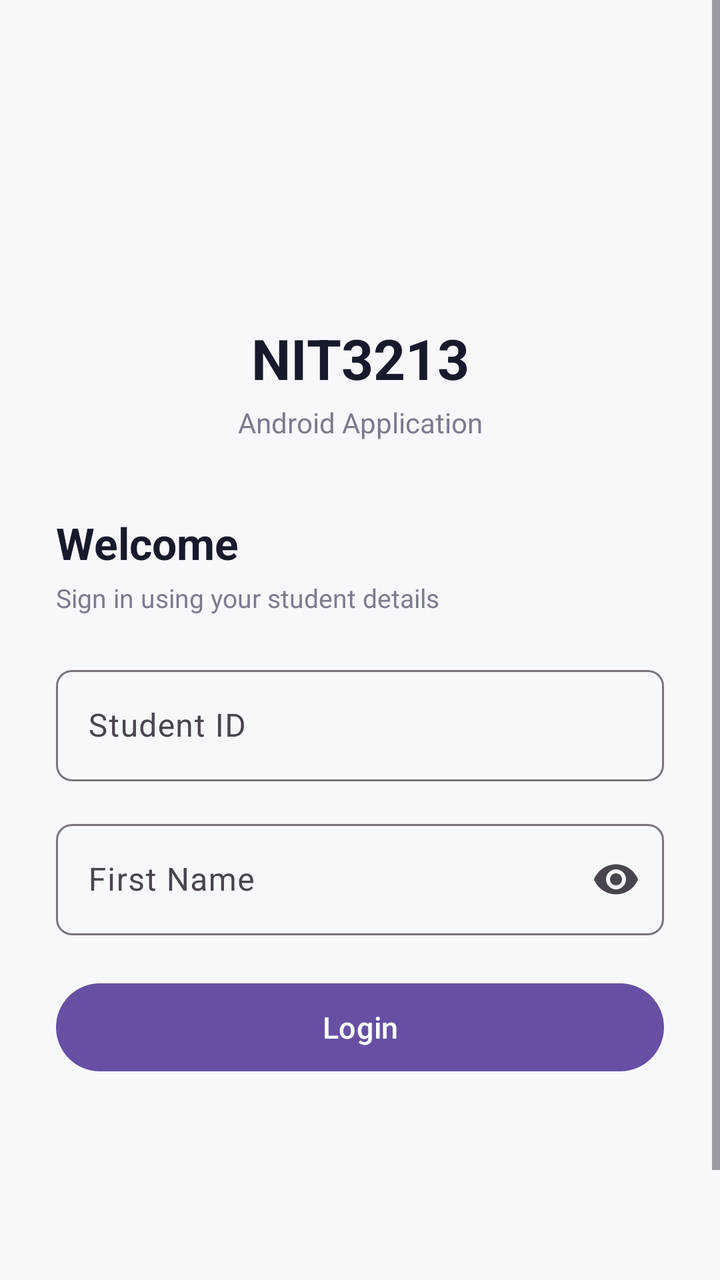
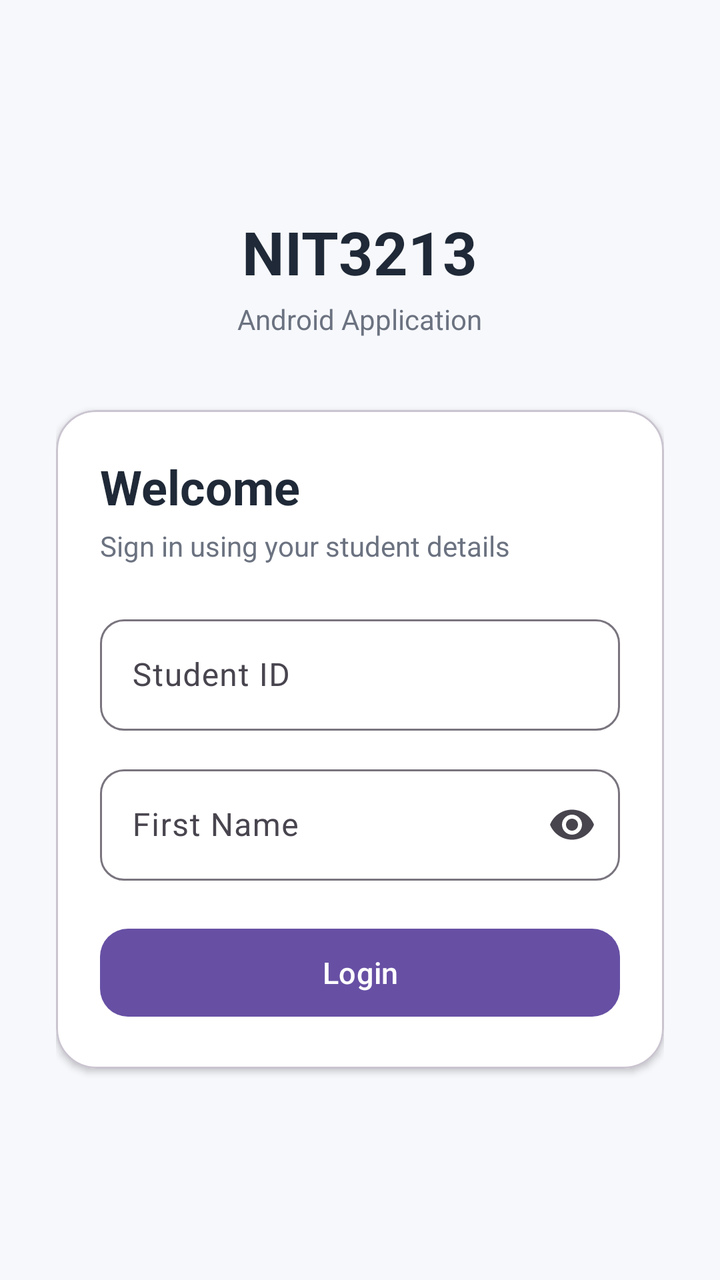

Screens rendered from an Android XML layout before and after an edit, with the pre-edit source and the edit as a unified diff.
<!-- AndroidManifest.xml: application theme Theme.NIT3213FinalProject -->
<!-- res/layout/activity_login.xml -->
<?xml version="1.0" encoding="utf-8"?>
<ScrollView
    xmlns:android="http://schemas.android.com/apk/res/android"
    xmlns:app="http://schemas.android.com/apk/res-auto"
    android:layout_width="match_parent"
    android:layout_height="match_parent"
    android:fillViewport="true"
    android:background="#F7F8FC">

    <LinearLayout
        android:layout_width="match_parent"
        android:layout_height="wrap_content"
        android:minHeight="700dp"
        android:orientation="vertical"
        android:gravity="center_vertical"
        android:paddingStart="28dp"
        android:paddingEnd="28dp"
        android:paddingTop="40dp"
        android:paddingBottom="40dp">

        
        <TextView
            android:layout_width="match_parent"
            android:layout_height="wrap_content"
            android:text="NIT3213"
            android:textSize="28sp"
            android:textStyle="bold"
            android:textColor="#171A2B"
            android:gravity="center" />

        
        <TextView
            android:layout_width="match_parent"
            android:layout_height="wrap_content"
            android:text="Android Application"
            android:textSize="14sp"
            android:textColor="#7A7D8C"
            android:gravity="center"
            android:layout_marginTop="4dp"
            android:layout_marginBottom="36dp" />

        
        <TextView
            android:layout_width="match_parent"
            android:layout_height="wrap_content"
            android:text="Welcome"
            android:textSize="22sp"
            android:textStyle="bold"
            android:textColor="#171A2B" />

        <TextView
            android:layout_width="match_parent"
            android:layout_height="wrap_content"
            android:text="Sign in using your student details"
            android:textSize="13sp"
            android:textColor="#7A7D8C"
            android:layout_marginTop="4dp"
            android:layout_marginBottom="22dp" />

        
        <com.google.android.material.textfield.TextInputLayout
            android:id="@+id/usernameLayout"
            android:layout_width="match_parent"
            android:layout_height="wrap_content"
            android:hint="Student ID"
            app:boxBackgroundMode="outline"
            app:boxCornerRadiusTopStart="8dp"
            app:boxCornerRadiusTopEnd="8dp"
            app:boxCornerRadiusBottomStart="8dp"
            app:boxCornerRadiusBottomEnd="8dp">

            <com.google.android.material.textfield.TextInputEditText
                android:id="@+id/etUsername"
                android:layout_width="match_parent"
                android:layout_height="wrap_content"
                android:inputType="number"
                android:maxLength="8"
                android:singleLine="true" />

        </com.google.android.material.textfield.TextInputLayout>

        
        <com.google.android.material.textfield.TextInputLayout
            android:id="@+id/passwordLayout"
            android:layout_width="match_parent"
            android:layout_height="wrap_content"
            android:layout_marginTop="16dp"
            android:hint="First Name"
            app:boxBackgroundMode="outline"
            app:boxCornerRadiusTopStart="8dp"
            app:boxCornerRadiusTopEnd="8dp"
            app:boxCornerRadiusBottomStart="8dp"
            app:boxCornerRadiusBottomEnd="8dp"
            app:endIconMode="password_toggle">

            <com.google.android.material.textfield.TextInputEditText
                android:id="@+id/etPassword"
                android:layout_width="match_parent"
                android:layout_height="wrap_content"
                android:inputType="textPassword"
                android:singleLine="true" />

        </com.google.android.material.textfield.TextInputLayout>

        
        <TextView
            android:id="@+id/tvError"
            android:layout_width="match_parent"
            android:layout_height="wrap_content"
            android:layout_marginTop="10dp"
            android:textColor="#B3261E"
            android:textSize="13sp"
            android:visibility="gone" />

        
        <com.google.android.material.button.MaterialButton
            android:id="@+id/btnLogin"
            android:layout_width="match_parent"
            android:layout_height="52dp"
            android:layout_marginTop="20dp"
            android:text="Login"
            android:textAllCaps="false"
            android:textSize="15sp"
            app:cornerRadius="26dp" />

        
        <ProgressBar
            android:id="@+id/progressBar"
            android:layout_width="36dp"
            android:layout_height="36dp"
            android:layout_gravity="center"
            android:layout_marginTop="20dp"
            android:visibility="gone" />

    </LinearLayout>

</ScrollView>
<!-- resources referenced by this layout -->
<resources>
  <style name="Theme.NIT3213FinalProject" parent="Base.Theme.NIT3213FinalProject" />
  <style name="Base.Theme.NIT3213FinalProject" parent="Theme.Material3.DayNight.NoActionBar">
          
          
      </style>
</resources>

<!-- the commit's change to res/layout/activity_login.xml (unified diff, before → after) -->
@@ -9,8 +9,7 @@
 
     <LinearLayout
         android:layout_width="match_parent"
-        android:layout_height="wrap_content"
-        android:minHeight="700dp"
+        android:layout_height="match_parent"
         android:orientation="vertical"
         android:gravity="center_vertical"
         android:paddingStart="28dp"
@@ -18,119 +17,127 @@
         android:paddingTop="40dp"
         android:paddingBottom="40dp">
 
-        
         <TextView
+            android:layout_width="wrap_content"
+            android:layout_height="wrap_content"
+            android:layout_gravity="center_horizontal"
+            android:text="NIT3213"
+            android:textSize="30sp"
+            android:textStyle="bold"
+            android:textColor="#1F2937" />
+
+        <TextView
+            android:layout_width="wrap_content"
+            android:layout_height="wrap_content"
+            android:layout_gravity="center_horizontal"
+            android:layout_marginTop="4dp"
+            android:text="Android Application"
+            android:textSize="14sp"
+            android:textColor="#6B7280" />
+
+        <com.google.android.material.card.MaterialCardView
             android:layout_width="match_parent"
             android:layout_height="wrap_content"
-            android:text="NIT3213"
-            android:textSize="28sp"
-            android:textStyle="bold"
-            android:textColor="#171A2B"
-            android:gravity="center" />
+            android:layout_marginTop="36dp"
+            app:cardCornerRadius="20dp"
+            app:cardElevation="2dp"
+            app:cardBackgroundColor="#FFFFFF">
 
-        
-        <TextView
-            android:layout_width="match_parent"
-            android:layout_height="wrap_content"
-            android:text="Android Application"
-            android:textSize="14sp"
-            android:textColor="#7A7D8C"
-            android:gravity="center"
-            android:layout_marginTop="4dp"
-            android:layout_marginBottom="36dp" />
-
-        
-        <TextView
-            android:layout_width="match_parent"
-            android:layout_height="wrap_content"
-            android:text="Welcome"
-            android:textSize="22sp"
-            android:textStyle="bold"
-            android:textColor="#171A2B" />
-
-        <TextView
-            android:layout_width="match_parent"
-            android:layout_height="wrap_content"
-            android:text="Sign in using your student details"
-            android:textSize="13sp"
-            android:textColor="#7A7D8C"
-            android:layout_marginTop="4dp"
-            android:layout_marginBottom="22dp" />
-
-        
-        <com.google.android.material.textfield.TextInputLayout
-            android:id="@+id/usernameLayout"
-            android:layout_width="match_parent"
-            android:layout_height="wrap_content"
-            android:hint="Student ID"
-            app:boxBackgroundMode="outline"
-            app:boxCornerRadiusTopStart="8dp"
-            app:boxCornerRadiusTopEnd="8dp"
-            app:boxCornerRadiusBottomStart="8dp"
-            app:boxCornerRadiusBottomEnd="8dp">
-
-            <com.google.android.material.textfield.TextInputEditText
-                android:id="@+id/etUsername"
+            <LinearLayout
                 android:layout_width="match_parent"
                 android:layout_height="wrap_content"
-                android:inputType="number"
-                android:maxLength="8"
-                android:singleLine="true" />
+                android:orientation="vertical"
+                android:padding="22dp">
 
-        </com.google.android.material.textfield.TextInputLayout>
+                <TextView
+                    android:layout_width="wrap_content"
+                    android:layout_height="wrap_content"
+                    android:text="Welcome"
+                    android:textSize="24sp"
+                    android:textStyle="bold"
+                    android:textColor="#1F2937" />
 
-        
-        <com.google.android.material.textfield.TextInputLayout
-            android:id="@+id/passwordLayout"
-            android:layout_width="match_parent"
-            android:layout_height="wrap_content"
-            android:layout_marginTop="16dp"
-            android:hint="First Name"
-            app:boxBackgroundMode="outline"
-            app:boxCornerRadiusTopStart="8dp"
-            app:boxCornerRadiusTopEnd="8dp"
-            app:boxCornerRadiusBottomStart="8dp"
-            app:boxCornerRadiusBottomEnd="8dp"
-            app:endIconMode="password_toggle">
+                <TextView
+                    android:layout_width="wrap_content"
+                    android:layout_height="wrap_content"
+                    android:layout_marginTop="4dp"
+                    android:layout_marginBottom="22dp"
+                    android:text="Sign in using your student details"
+                    android:textSize="14sp"
+                    android:textColor="#6B7280" />
 
-            <com.google.android.material.textfield.TextInputEditText
-                android:id="@+id/etPassword"
-                android:layout_width="match_parent"
-                android:layout_height="wrap_content"
-                android:inputType="textPassword"
-                android:singleLine="true" />
+                <com.google.android.material.textfield.TextInputLayout
+                    android:id="@+id/usernameLayout"
+                    android:layout_width="match_parent"
+                    android:layout_height="wrap_content"
+                    android:hint="Student ID"
+                    app:boxBackgroundMode="outline"
+                    app:boxCornerRadiusTopStart="12dp"
+                    app:boxCornerRadiusTopEnd="12dp"
+                    app:boxCornerRadiusBottomStart="12dp"
+                    app:boxCornerRadiusBottomEnd="12dp">
 
-        </com.google.android.material.textfield.TextInputLayout>
+                    <com.google.android.material.textfield.TextInputEditText
+                        android:id="@+id/etUsername"
+                        android:layout_width="match_parent"
+                        android:layout_height="wrap_content"
+                        android:inputType="number"
+                        android:singleLine="true" />
 
-        
-        <TextView
-            android:id="@+id/tvError"
-            android:layout_width="match_parent"
-            android:layout_height="wrap_content"
-            android:layout_marginTop="10dp"
-            android:textColor="#B3261E"
-            android:textSize="13sp"
-            android:visibility="gone" />
+                </com.google.android.material.textfield.TextInputLayout>
 
-        
-        <com.google.android.material.button.MaterialButton
-            android:id="@+id/btnLogin"
-            android:layout_width="match_parent"
-            android:layout_height="52dp"
-            android:layout_marginTop="20dp"
-            android:text="Login"
-            android:textAllCaps="false"
-            android:textSize="15sp"
-            app:cornerRadius="26dp" />
+                <com.google.android.material.textfield.TextInputLayout
+                    android:id="@+id/passwordLayout"
+                    android:layout_width="match_parent"
+                    android:layout_height="wrap_content"
+                    android:layout_marginTop="14dp"
+                    android:hint="First Name"
+                    app:boxBackgroundMode="outline"
+                    app:boxCornerRadiusTopStart="12dp"
+                    app:boxCornerRadiusTopEnd="12dp"
+                    app:boxCornerRadiusBottomStart="12dp"
+                    app:boxCornerRadiusBottomEnd="12dp"
+                    app:endIconMode="password_toggle">
 
-        
-        <ProgressBar
-            android:id="@+id/progressBar"
-            android:layout_width="36dp"
-            android:layout_height="36dp"
-            android:layout_gravity="center"
-            android:layout_marginTop="20dp"
-            android:visibility="gone" />
+                    <com.google.android.material.textfield.TextInputEditText
+                        android:id="@+id/etPassword"
+                        android:layout_width="match_parent"
+                        android:layout_height="wrap_content"
+                        android:inputType="textPassword"
+                        android:singleLine="true" />
+
+                </com.google.android.material.textfield.TextInputLayout>
+
+                <TextView
+                    android:id="@+id/tvError"
+                    android:layout_width="match_parent"
+                    android:layout_height="wrap_content"
+                    android:layout_marginTop="10dp"
+                    android:textColor="#B3261E"
+                    android:textSize="13sp"
+                    android:visibility="gone" />
+
+                <com.google.android.material.button.MaterialButton
+                    android:id="@+id/btnLogin"
+                    android:layout_width="match_parent"
+                    android:layout_height="52dp"
+                    android:layout_marginTop="20dp"
+                    android:text="Login"
+                    android:textAllCaps="false"
+                    android:textSize="15sp"
+                    app:cornerRadius="14dp" />
+
+                <ProgressBar
+                    android:id="@+id/progressBar"
+                    android:layout_width="34dp"
+                    android:layout_height="34dp"
+                    android:layout_gravity="center_horizontal"
+                    android:layout_marginTop="16dp"
+                    android:visibility="gone" />
+
+            </LinearLayout>
+
+        </com.google.android.material.card.MaterialCardView>
 
     </LinearLayout>
 
